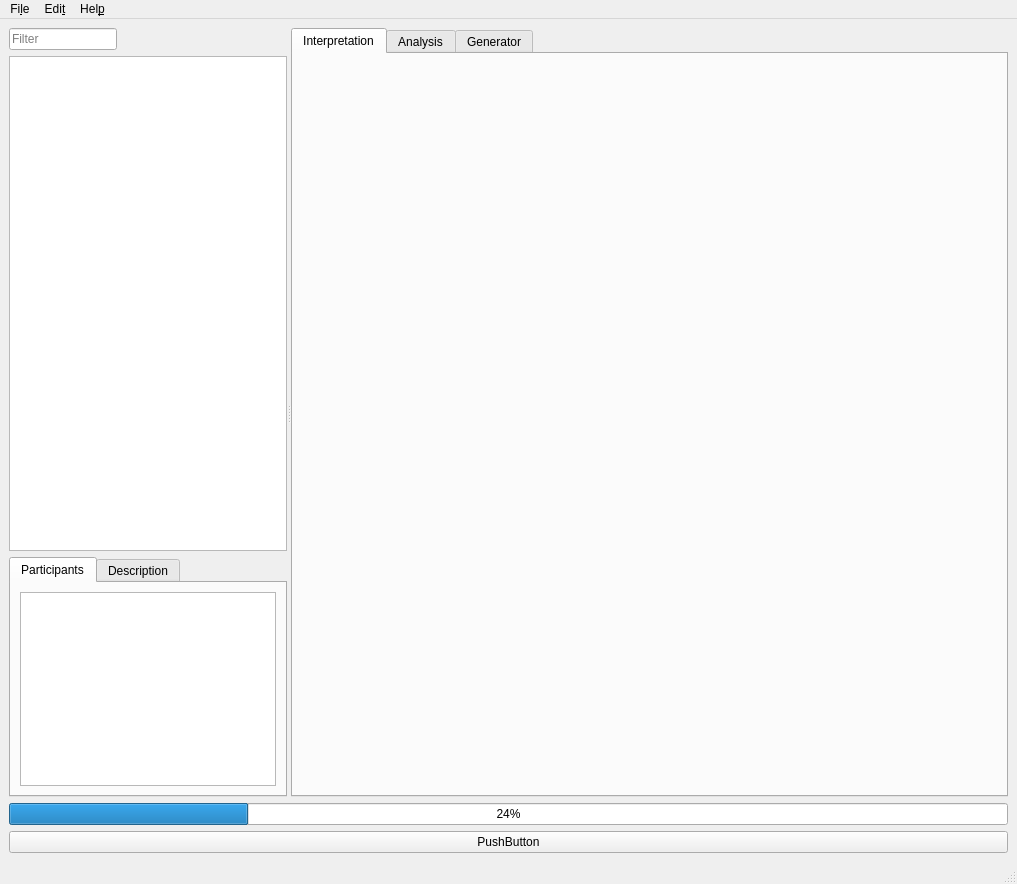
The window that ui/main.ui (jopohl/urh) describes before a commit, drawn with Qt 5.
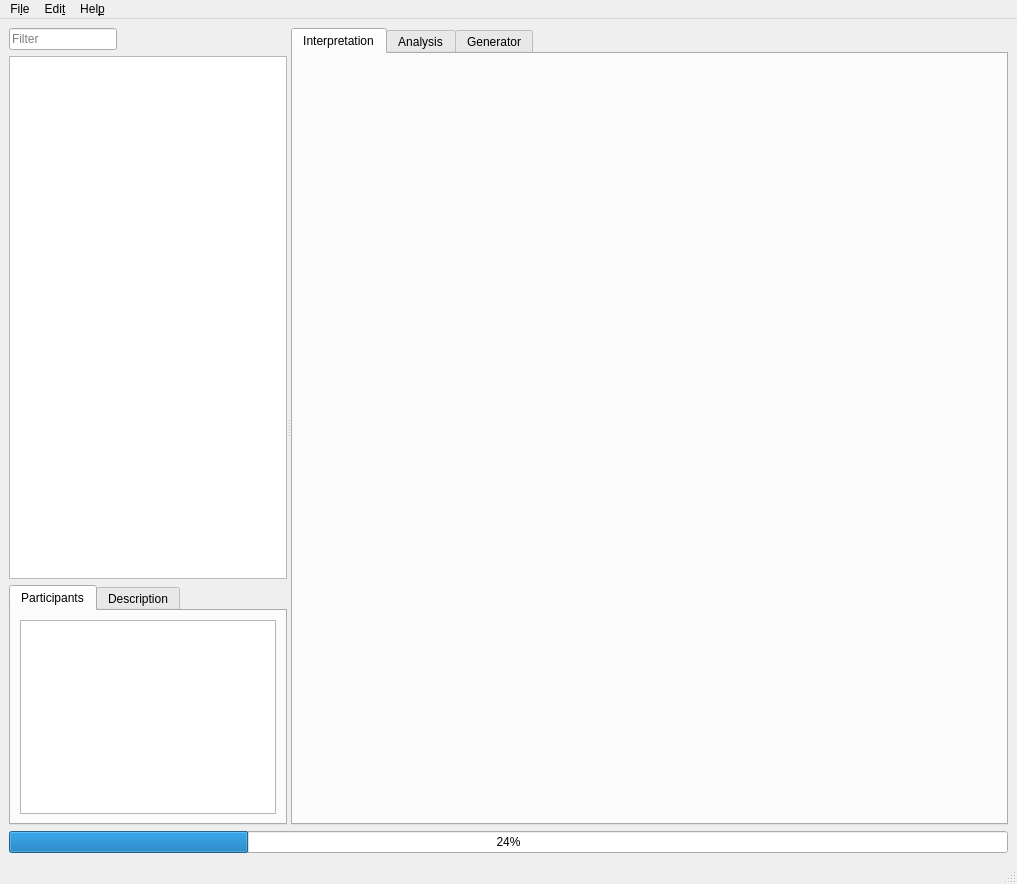
The same window after the commit. Icons and pictures are not drawn. Custom widgets are drawn as their Qt base class.

Commit message: remove test push button

Diff of the .ui file:
```diff
--- a/ui/main.ui
+++ b/ui/main.ui
@@ -167,13 +167,6 @@
       </property>
      </widget>
     </item>
-    <item>
-     <widget class="QPushButton" name="pushButton">
-      <property name="text">
-       <string>PushButton</string>
-      </property>
-     </widget>
-    </item>
    </layout>
   </widget>
   <widget class="QMenuBar" name="menubar">
```
Left out of the diff: 6 changed lines with no effect on the pictures. The commit also changes 1 other file.
